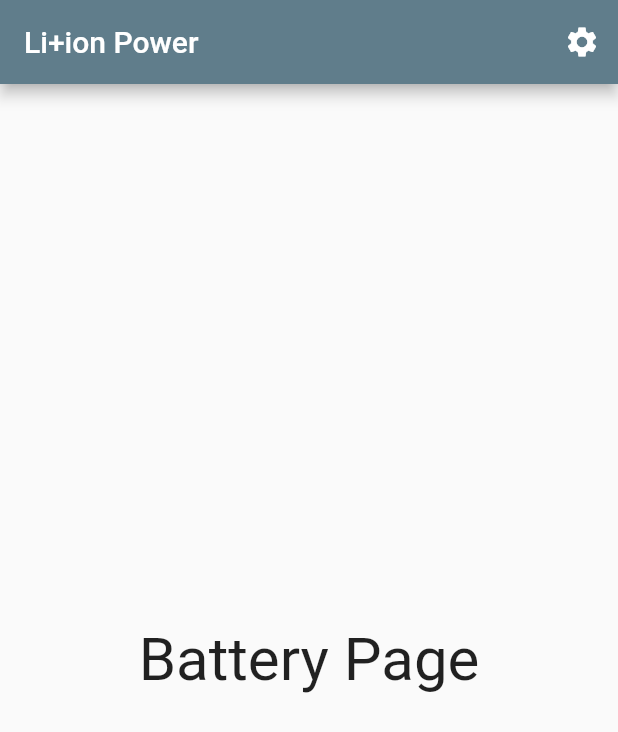
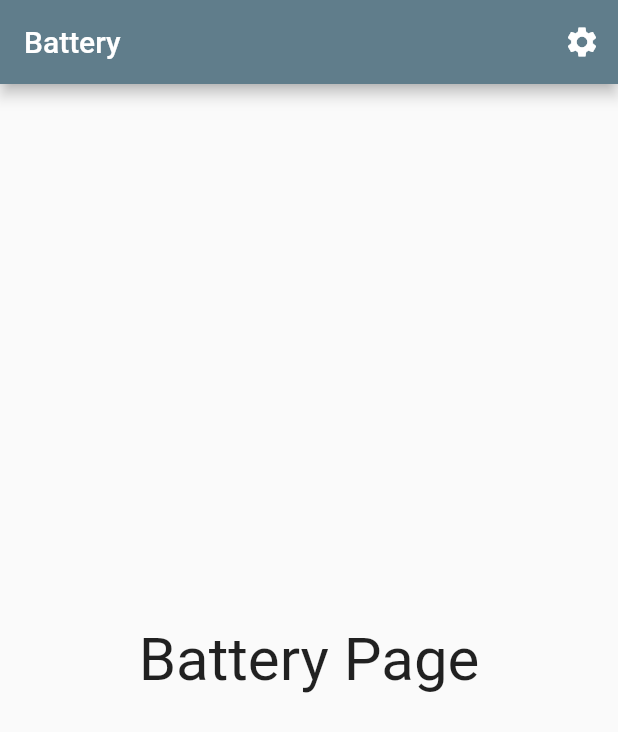
Before and after one commit to Chnapik/lp_app, a Flutter app: the BatteryPage screen opened directly, on a phone screen of 412 x 824 dp. Shown: the top 732 px of the screen. Run offline on Flutter 3.47's test engine with Material 2 defaults, Android fonts, the phone set to English and light mode, and no system bars.

Commit message:
add appBarTitle to appbar and passed in custom title on each page
Relates: #33

```diff
--- a/lib/screens/app_bar.dart
+++ b/lib/screens/app_bar.dart
@@ -2,21 +2,23 @@ import 'package:flutter/material.dart';
 import 'package:lp_app/screens/settings_page.dart';
 
 class MyAppBar extends StatelessWidget implements PreferredSizeWidget {
-  const MyAppBar({Key? key}) : super(key: key);
+  MyAppBar({required this.appBarTitle});
+
+  String appBarTitle;
 
   @override
   Widget build(BuildContext context) {
     return AppBar(
       automaticallyImplyLeading: false,
-      title: const Text('Li+ion Power'),
+      title: Text(appBarTitle),
       actions: [
         Builder(builder: (context) {
           return IconButton(
-            icon: Icon(Icons.settings),
+            icon: const Icon(Icons.settings),
             color: Colors.white,
             onPressed: () {
-              Navigator.of(context).push(
-                  MaterialPageRoute(builder: (context) => SettingsPage()));
+              Navigator.of(context).push(MaterialPageRoute(
+                  builder: (context) => const SettingsPage()));
             },
           );
         }),
--- a/lib/screens/battery_page.dart
+++ b/lib/screens/battery_page.dart
@@ -6,9 +6,9 @@ class BatteryPage extends StatelessWidget {
 
   @override
   Widget build(BuildContext context) {
-    return const Scaffold(
-      appBar: MyAppBar(),
-      body: Center(
+    return Scaffold(
+      appBar: MyAppBar(appBarTitle: 'Battery'),
+      body: const Center(
         child: Text(
           'Battery Page',
           style: TextStyle(fontSize: 40.0),
--- a/lib/screens/devices_page.dart
+++ b/lib/screens/devices_page.dart
@@ -6,9 +6,9 @@ class DevicesPage extends StatelessWidget {
 
   @override
   Widget build(BuildContext context) {
-    return const Scaffold(
-      appBar: MyAppBar(),
-      body: Center(
+    return Scaffold(
+      appBar: MyAppBar(appBarTitle: 'Devices'),
+      body: const Center(
         child: Text(
           'Devices Page',
           style: TextStyle(fontSize: 40.0),
--- a/lib/screens/home_page.dart
+++ b/lib/screens/home_page.dart
@@ -1,5 +1,3 @@
-import 'dart:ui';
-
 import 'package:flutter/material.dart';
 import 'package:lp_app/screens/app_bar.dart';
 
@@ -9,7 +7,7 @@ class HomePage extends StatelessWidget {
   @override
   Widget build(BuildContext context) {
     return Scaffold(
-      appBar: MyAppBar(),
+      appBar: MyAppBar(appBarTitle: 'Home'),
       body: Column(
         mainAxisAlignment: MainAxisAlignment.center,
         children: const [
--- a/lib/screens/login_page.dart
+++ b/lib/screens/login_page.dart
@@ -9,7 +9,7 @@ class LoginPage extends StatelessWidget {
   @override
   Widget build(BuildContext context) {
     return Scaffold(
-      appBar: MyAppBar(),
+      appBar: MyAppBar(appBarTitle: 'Login'),
       body: SafeArea(
         child: Center(
           child: SingleChildScrollView(
--- a/lib/screens/settings_page.dart
+++ b/lib/screens/settings_page.dart
@@ -6,9 +6,9 @@ class SettingsPage extends StatelessWidget {
 
   @override
   Widget build(BuildContext context) {
-    return const Scaffold(
-      appBar: MyAppBar(),
-      body: Center(
+    return Scaffold(
+      appBar: MyAppBar(appBarTitle: 'Settings'),
+      body: const Center(
         child: Text(
           'Settings Page',
           style: TextStyle(fontSize: 40.0),
```
